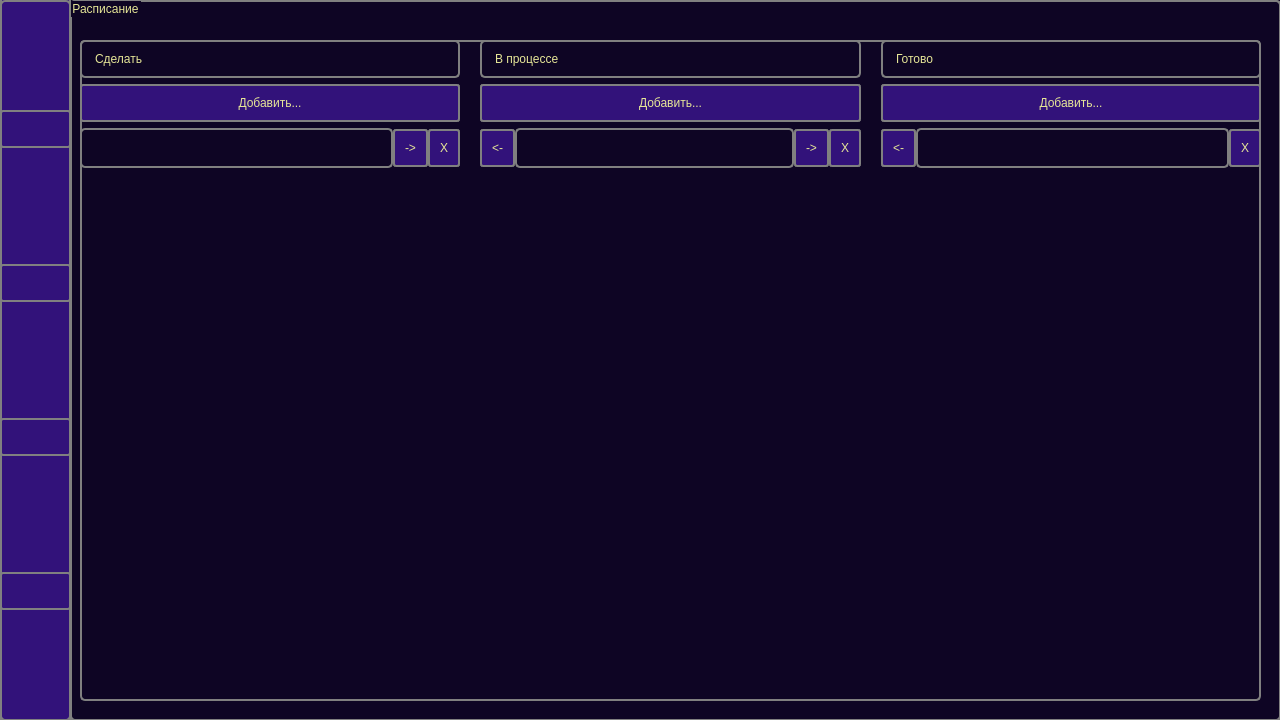
First picture: the form in main.ui, repository ZeNik77/MEGAPROJECT, before the edit.
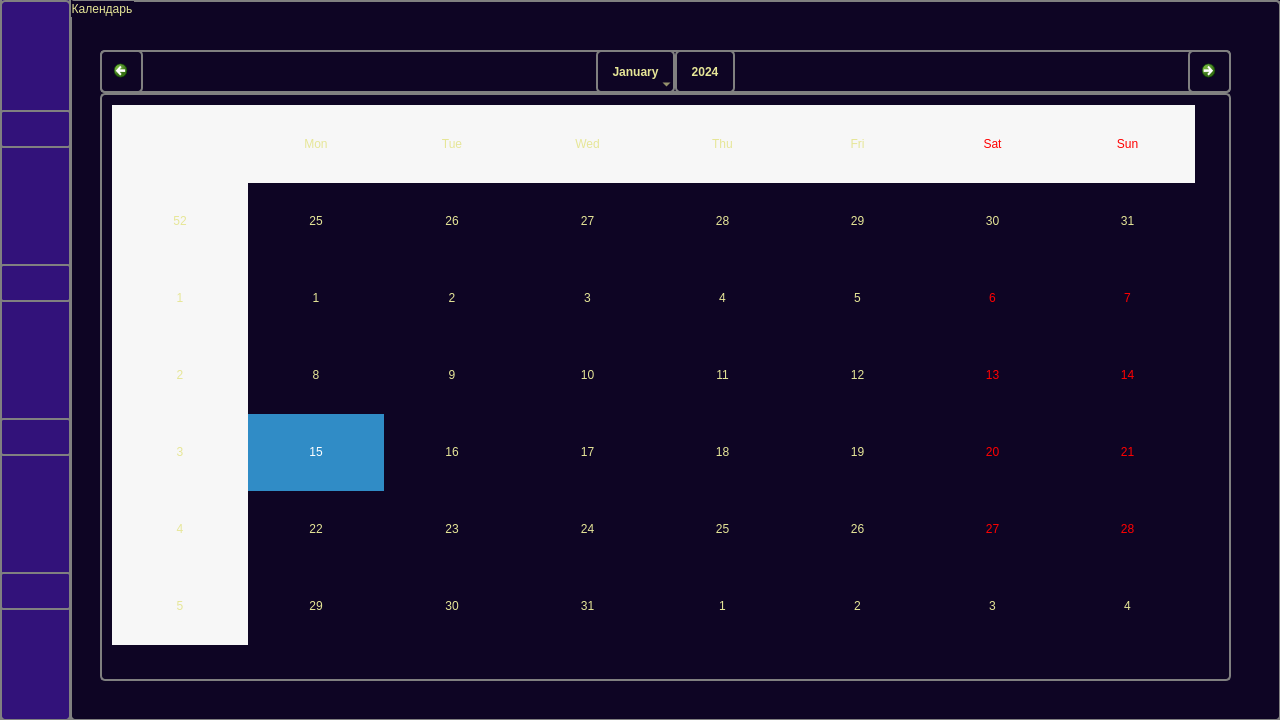
Second picture: the form after the edit. Icons and pictures are not drawn.

Commit message: передаем юи обожаем гитхаб

Diff of the .ui file:
```diff
--- a/main.ui
+++ b/main.ui
@@ -555,623 +555,23 @@
     <property name="title">
      <string>Календарь</string>
     </property>
-    <widget class="QWidget" name="layoutWidget_2">
+    <widget class="QCalendarWidget" name="calendarWidget">
      <property name="geometry">
       <rect>
-       <x>0</x>
-       <y>70</y>
-       <width>1161</width>
-       <height>561</height>
+       <x>30</x>
+       <y>50</y>
+       <width>1131</width>
+       <height>631</height>
       </rect>
      </property>
-     <layout class="QGridLayout" name="gridLayout_2">
-      <item row="4" column="7">
-       <layout class="QVBoxLayout" name="verticalLayout_46">
-        <item>
-         <widget class="QLabel" name="label_65">
-          <property name="text">
-           <string>TextLabel</string>
-          </property>
-         </widget>
-        </item>
-        <item>
-         <widget class="QLineEdit" name="lineEdit_43"/>
-        </item>
-       </layout>
-      </item>
-      <item row="4" column="6">
-       <layout class="QVBoxLayout" name="verticalLayout_45">
-        <item>
-         <widget class="QLabel" name="label_64">
-          <property name="text">
-           <string>TextLabel</string>
-          </property>
-         </widget>
-        </item>
-        <item>
-         <widget class="QLineEdit" name="lineEdit_42"/>
-        </item>
-       </layout>
-      </item>
-      <item row="4" column="5">
-       <layout class="QVBoxLayout" name="verticalLayout_44">
-        <item>
-         <widget class="QLabel" name="label_63">
-          <property name="text">
-           <string>TextLabel</string>
-          </property>
-         </widget>
-        </item>
-        <item>
-         <widget class="QLineEdit" name="lineEdit_41"/>
-        </item>
-       </layout>
-      </item>
-      <item row="4" column="4">
-       <layout class="QVBoxLayout" name="verticalLayout_43">
-        <item>
-         <widget class="QLabel" name="label_62">
-          <property name="text">
-           <string>TextLabel</string>
-          </property>
-         </widget>
-        </item>
-        <item>
-         <widget class="QLineEdit" name="lineEdit_40"/>
-        </item>
-       </layout>
-      </item>
-      <item row="4" column="1">
-       <layout class="QVBoxLayout" name="verticalLayout_40">
-        <item>
-         <widget class="QLabel" name="label_59">
-          <property name="text">
-           <string>TextLabel</string>
-          </property>
-         </widget>
-        </item>
-        <item>
-         <widget class="QLineEdit" name="lineEdit_37"/>
-        </item>
-       </layout>
-      </item>
-      <item row="4" column="2">
-       <layout class="QVBoxLayout" name="verticalLayout_41">
-        <item>
-         <widget class="QLabel" name="label_60">
-          <property name="text">
-           <string>TextLabel</string>
-          </property>
-         </widget>
-        </item>
-        <item>
-         <widget class="QLineEdit" name="lineEdit_38"/>
-        </item>
-       </layout>
-      </item>
-      <item row="4" column="3">
-       <layout class="QVBoxLayout" name="verticalLayout_42">
-        <item>
-         <widget class="QLabel" name="label_61">
-          <property name="text">
-           <string>TextLabel</string>
-          </property>
-         </widget>
-        </item>
-        <item>
-         <widget class="QLineEdit" name="lineEdit_39"/>
-        </item>
-       </layout>
-      </item>
-      <item row="2" column="1">
-       <layout class="QVBoxLayout" name="verticalLayout_10">
-        <item>
-         <widget class="QLabel" name="label_8">
-          <property name="text">
-           <string>TextLabel</string>
-          </property>
-         </widget>
-        </item>
-        <item>
-         <widget class="QLineEdit" name="lineEdit_8"/>
-        </item>
-       </layout>
-      </item>
-      <item row="2" column="5">
-       <layout class="QVBoxLayout" name="verticalLayout_15">
-        <item>
-         <widget class="QLabel" name="label_13">
-          <property name="text">
-           <string>TextLabel</string>
-          </property>
-         </widget>
-        </item>
-        <item>
-         <widget class="QLineEdit" name="lineEdit_13"/>
-        </item>
-       </layout>
-      </item>
-      <item row="2" column="3">
-       <layout class="QVBoxLayout" name="verticalLayout_13">
-        <item>
-         <widget class="QLabel" name="label_11">
-          <property name="text">
-           <string>TextLabel</string>
-          </property>
-         </widget>
-        </item>
-        <item>
-         <widget class="QLineEdit" name="lineEdit_11"/>
-        </item>
-       </layout>
-      </item>
-      <item row="2" column="2">
-       <layout class="QVBoxLayout" name="verticalLayout_12">
-        <item>
-         <widget class="QLabel" name="label_10">
-          <property name="text">
-           <string>TextLabel</string>
-          </property>
-         </widget>
-        </item>
-        <item>
-         <widget class="QLineEdit" name="lineEdit_10"/>
-        </item>
-       </layout>
-      </item>
-      <item row="0" column="5">
-       <widget class="QLabel" name="label_Friday">
-        <property name="text">
-         <string>Пятница</string>
-        </property>
-       </widget>
-      </item>
-      <item row="1" column="2">
-       <layout class="QVBoxLayout" name="verticalLayout_5">
-        <item>
-         <widget class="QLabel" name="label_3">
-          <property name="text">
-           <string>TextLabel</string>
-          </property>
-         </widget>
-        </item>
-        <item>
-         <widget class="QLineEdit" name="lineEdit_3"/>
-        </item>
-       </layout>
-      </item>
-      <item row="0" column="7">
-       <widget class="QLabel" name="label_Sunday">
-        <property name="text">
-         <string>Воскресенье</string>
-        </property>
-       </widget>
-      </item>
-      <item row="1" column="1">
-       <layout class="QVBoxLayout" name="verticalLayout_4">
-        <item>
-         <widget class="QLabel" name="label_2">
-          <property name="text">
-           <string>TextLabel</string>
-          </property>
-         </widget>
-        </item>
-        <item>
-         <widget class="QLineEdit" name="lineEdit_2"/>
-        </item>
-       </layout>
-      </item>
-      <item row="0" column="3">
-       <widget class="QLabel" name="label_Wednesday">
-        <property name="text">
-         <string>Среда</string>
-        </property>
-       </widget>
-      </item>
-      <item row="0" column="2">
-       <widget class="QLabel" name="label_Tuesday">
-        <property name="text">
-         <string>Вторник</string>
-        </property>
-       </widget>
-      </item>
-      <item row="0" column="4">
-       <widget class="QLabel" name="label_Thursday">
-        <property name="text">
-         <string>Четверг</string>
-        </property>
-       </widget>
-      </item>
-      <item row="2" column="4">
-       <layout class="QVBoxLayout" name="verticalLayout_14">
-        <item>
-         <widget class="QLabel" name="label_12">
-          <property name="text">
-           <string>TextLabel</string>
-          </property>
-         </widget>
-        </item>
-        <item>
-         <widget class="QLineEdit" name="lineEdit_12"/>
-        </item>
-       </layout>
-      </item>
-      <item row="2" column="6">
-       <layout class="QVBoxLayout" name="verticalLayout_16">
-        <item>
-         <widget class="QLabel" name="label_14">
-          <property name="text">
-           <string>TextLabel</string>
-          </property>
-         </widget>
-        </item>
-        <item>
-         <widget class="QLineEdit" name="lineEdit_14"/>
-        </item>
-       </layout>
-      </item>
-      <item row="1" column="6">
-       <layout class="QVBoxLayout" name="verticalLayout_9">
-        <item>
-         <widget class="QLabel" name="label_7">
-          <property name="text">
-           <string>TextLabel</string>
-          </property>
-         </widget>
-        </item>
-        <item>
-         <widget class="QLineEdit" name="lineEdit_7"/>
-        </item>
-       </layout>
-      </item>
-      <item row="1" column="4">
-       <layout class="QVBoxLayout" name="verticalLayout_7">
-        <item>
-         <widget class="QLabel" name="label_5">
-          <property name="text">
-           <string>TextLabel</string>
-          </property>
-         </widget>
-        </item>
-        <item>
-         <widget class="QLineEdit" name="lineEdit_5"/>
-        </item>
-       </layout>
-      </item>
-      <item row="1" column="3">
-       <layout class="QVBoxLayout" name="verticalLayout_6">
-        <item>
-         <widget class="QLabel" name="label_4">
-          <property name="text">
-           <string>TextLabel</string>
-          </property>
-         </widget>
-        </item>
-        <item>
-         <widget class="QLineEdit" name="lineEdit_4"/>
-        </item>
-       </layout>
-      </item>
-      <item row="0" column="6">
-       <widget class="QLabel" name="label_Saturday">
-        <property name="text">
-         <string>Субоота</string>
-        </property>
-       </widget>
-      </item>
-      <item row="1" column="5">
-       <layout class="QVBoxLayout" name="verticalLayout_8">
-        <item>
-         <widget class="QLabel" name="label_6">
-          <property name="text">
-           <string>TextLabel</string>
-          </property>
-         </widget>
-        </item>
-        <item>
-         <widget class="QLineEdit" name="lineEdit_6"/>
-        </item>
-       </layout>
-      </item>
-      <item row="0" column="1">
-       <widget class="QLabel" name="label_Monday">
-        <property name="text">
-         <string>Понедельник</string>
-        </property>
-       </widget>
-      </item>
-      <item row="2" column="0">
-       <widget class="QLabel" name="label_w2">
-        <property name="text">
-         <string>2</string>
-        </property>
-        <property name="alignment">
-         <set>Qt::AlignCenter</set>
-        </property>
-       </widget>
-      </item>
-      <item row="1" column="0">
-       <widget class="QLabel" name="label_w1">
-        <property name="text">
-         <string>1</string>
-        </property>
-        <property name="alignment">
-         <set>Qt::AlignCenter</set>
-        </property>
-       </widget>
-      </item>
-      <item row="0" column="0">
-       <widget class="QLabel" name="label_week">
-        <property name="text">
-         <string>Неделя</string>
-        </property>
-       </widget>
-      </item>
-      <item row="2" column="7">
-       <layout class="QVBoxLayout" name="verticalLayout_17">
-        <item>
-         <widget class="QLabel" name="label_25">
-          <property name="text">
-           <string>TextLabel</string>
-          </property>
-         </widget>
-        </item>
-        <item>
-         <widget class="QLineEdit" name="lineEdit_15"/>
-        </item>
-       </layout>
-      </item>
-      <item row="1" column="7">
-       <layout class="QVBoxLayout" name="verticalLayout_11">
-        <item>
-         <widget class="QLabel" name="label_9">
-          <property name="text">
-           <string>TextLabel</string>
-          </property>
-         </widget>
-        </item>
-        <item>
-         <widget class="QLineEdit" name="lineEdit_9"/>
-        </item>
-       </layout>
-      </item>
-      <item row="3" column="3">
-       <layout class="QVBoxLayout" name="verticalLayout_33">
-        <item>
-         <widget class="QLabel" name="label_52">
-          <property name="text">
-           <string>TextLabel</string>
-          </property>
-         </widget>
-        </item>
-        <item>
-         <widget class="QLineEdit" name="lineEdit_31"/>
-        </item>
-       </layout>
-      </item>
-      <item row="3" column="4">
-       <layout class="QVBoxLayout" name="verticalLayout_37">
-        <item>
-         <layout class="QVBoxLayout" name="verticalLayout_34">
-          <item>
-           <widget class="QLabel" name="label_53">
-            <property name="text">
-             <string>TextLabel</string>
-            </property>
-           </widget>
-          </item>
-          <item>
-           <widget class="QLineEdit" name="lineEdit_32"/>
-          </item>
-         </layout>
-        </item>
-       </layout>
-      </item>
-      <item row="3" column="1">
-       <layout class="QVBoxLayout" name="verticalLayout_32">
-        <item>
-         <widget class="QLabel" name="label_51">
-          <property name="text">
-           <string>TextLabel</string>
-          </property>
-         </widget>
-        </item>
-        <item>
-         <widget class="QLineEdit" name="lineEdit_30"/>
-        </item>
-       </layout>
-      </item>
-      <item row="3" column="5">
-       <layout class="QVBoxLayout" name="verticalLayout_35">
-        <item>
-         <widget class="QLabel" name="label_54">
-          <property name="text">
-           <string>TextLabel</string>
-          </property>
-         </widget>
-        </item>
-        <item>
-         <widget class="QLineEdit" name="lineEdit_33"/>
-        </item>
-       </layout>
-      </item>
-      <item row="3" column="2">
-       <layout class="QVBoxLayout" name="verticalLayout_38">
-        <item>
-         <widget class="QLabel" name="label_57">
-          <property name="text">
-           <string>TextLabel</string>
-          </property>
-         </widget>
-        </item>
-        <item>
-         <widget class="QLineEdit" name="lineEdit_36"/>
-        </item>
-       </layout>
-      </item>
-      <item row="3" column="6">
-       <layout class="QVBoxLayout" name="verticalLayout_36">
-        <item>
-         <widget class="QLabel" name="label_55">
-          <property name="text">
-           <string>TextLabel</string>
-          </property>
-         </widget>
-        </item>
-        <item>
-         <widget class="QLineEdit" name="lineEdit_34"/>
-        </item>
-       </layout>
-      </item>
-      <item row="3" column="0">
-       <widget class="QLabel" name="label_w3">
-        <property name="text">
-         <string>3</string>
-        </property>
-        <property name="alignment">
-         <set>Qt::AlignCenter</set>
-        </property>
-       </widget>
-      </item>
-      <item row="3" column="7">
-       <layout class="QVBoxLayout" name="verticalLayout_39">
-        <item>
-         <widget class="QLabel" name="label_56">
-          <property name="text">
-           <string>TextLabel</string>
-          </property>
-         </widget>
-        </item>
-        <item>
-         <widget class="QLineEdit" name="lineEdit_35"/>
-        </item>
-       </layout>
-      </item>
-      <item row="4" column="0">
-       <widget class="QLabel" name="label_w4">
-        <property name="text">
-         <string>4</string>
-        </property>
-        <property name="alignment">
-         <set>Qt::AlignCenter</set>
-        </property>
-       </widget>
-      </item>
-      <item row="5" column="0">
-       <widget class="QLabel" name="label_w5">
-        <property name="text">
-         <string>5</string>
-        </property>
-        <property name="alignment">
-         <set>Qt::AlignCenter</set>
-        </property>
-       </widget>
-      </item>
-      <item row="5" column="1">
-       <layout class="QVBoxLayout" name="verticalLayout_47">
-        <item>
-         <widget class="QLabel" name="label_67">
-          <property name="text">
-           <string>TextLabel</string>
-          </property>
-         </widget>
-        </item>
-        <item>
-         <widget class="QLineEdit" name="lineEdit_44"/>
-        </item>
-       </layout>
-      </item>
-      <item row="5" column="2">
-       <layout class="QVBoxLayout" name="verticalLayout_48">
-        <item>
-         <widget class="QLabel" name="label_68">
-          <property name="text">
-           <string>TextLabel</string>
-          </property>
-         </widget>
-        </item>
-        <item>
-         <widget class="QLineEdit" name="lineEdit_45"/>
-        </item>
-       </layout>
-      </item>
-      <item row="5" column="3">
-       <layout class="QVBoxLayout" name="verticalLayout_49">
-        <item>
-         <widget class="QLabel" name="label_69">
-          <property name="text">
-           <string>TextLabel</string>
-          </property>
-         </widget>
-        </item>
-        <item>
-         <widget class="QLineEdit" name="lineEdit_46"/>
-        </item>
-       </layout>
-      </item>
-      <item row="5" column="4">
-       <layout class="QVBoxLayout" name="verticalLayout_50">
-        <item>
-         <widget class="QLabel" name="label_70">
-          <property name="text">
-           <string>TextLabel</string>
-          </property>
-         </widget>
-        </item>
-        <item>
-         <widget class="QLineEdit" name="lineEdit_47"/>
-        </item>
-       </layout>
-      </item>
-      <item row="5" column="5">
-       <layout class="QVBoxLayout" name="verticalLayout_51">
-        <item>
-         <widget class="QLabel" name="label_71">
-          <property name="text">
-           <string>TextLabel</string>
-          </property>
-         </widget>
-        </item>
-        <item>
-         <widget class="QLineEdit" name="lineEdit_48"/>
-        </item>
-       </layout>
-      </item>
-      <item row="5" column="6">
-       <layout class="QVBoxLayout" name="verticalLayout_52">
-        <item>
-         <widget class="QLabel" name="label_72">
-          <property name="text">
-           <string>TextLabel</string>
-          </property>
-         </widget>
-        </item>
-        <item>
-         <widget class="QLineEdit" name="lineEdit_49"/>
-        </item>
-       </layout>
-      </item>
-      <item row="5" column="7">
-       <layout class="QVBoxLayout" name="verticalLayout_53">
-        <item>
-         <widget class="QLabel" name="label_73">
-          <property name="text">
-           <string>TextLabel</string>
-          </property>
-         </widget>
-        </item>
-        <item>
-         <widget class="QLineEdit" name="lineEdit_50"/>
-        </item>
-       </layout>
-      </item>
-     </layout>
+     <property name="autoFillBackground">
+      <bool>false</bool>
+     </property>
+     <property name="styleSheet">
+      <string notr="true"/>
+     </property>
     </widget>
    </widget>
-   <zorder>groupBox_4</zorder>
-   <zorder>groupBox</zorder>
-   <zorder>groupBox_2</zorder>
-   <zorder>groupBox_3</zorder>
   </widget>
  </widget>
  <resources/>
```
